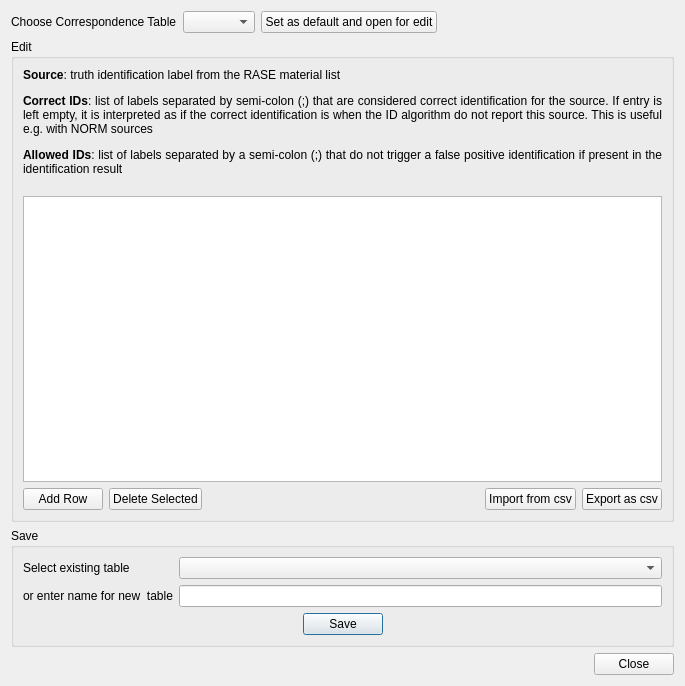
This is src/ui/correspondence_table_dialog.ui in LLNL/RASE as Qt 5 draws it before an edit. The edited form follows.
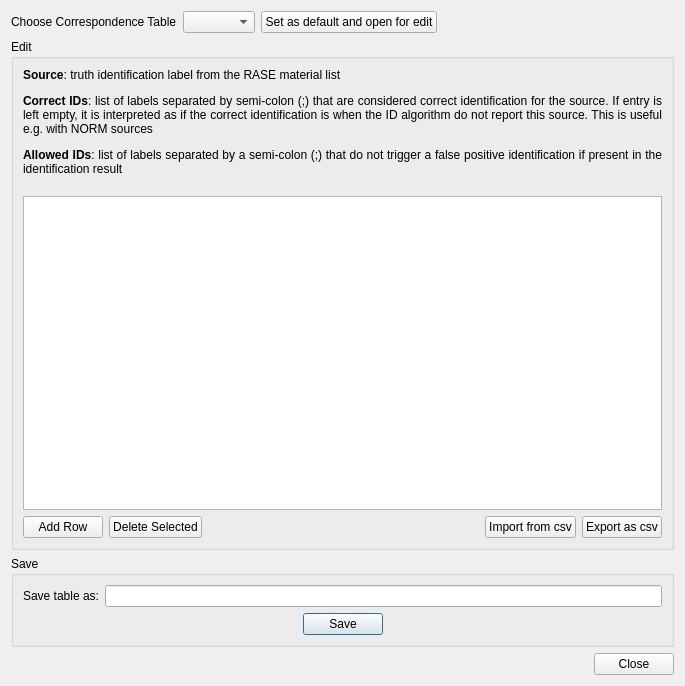
This is the edited form.

```diff
--- a/src/ui/correspondence_table_dialog.ui
+++ b/src/ui/correspondence_table_dialog.ui
@@ -130,23 +130,13 @@
       <item>
        <layout class="QFormLayout" name="formLayout">
         <item row="0" column="0">
-         <widget class="QLabel" name="label_2">
-          <property name="text">
-           <string>Select existing table</string>
-          </property>
-         </widget>
-        </item>
-        <item row="0" column="1">
-         <widget class="QComboBox" name="overwriteExistingComboBox"/>
-        </item>
-        <item row="1" column="0">
          <widget class="QLabel" name="label">
           <property name="text">
-           <string>or enter name for new  table</string>
+           <string>Save table as:</string>
           </property>
          </widget>
         </item>
-        <item row="1" column="1">
+        <item row="0" column="1">
          <widget class="QLineEdit" name="txtCorrespondenceTable"/>
         </item>
        </layout>
```
